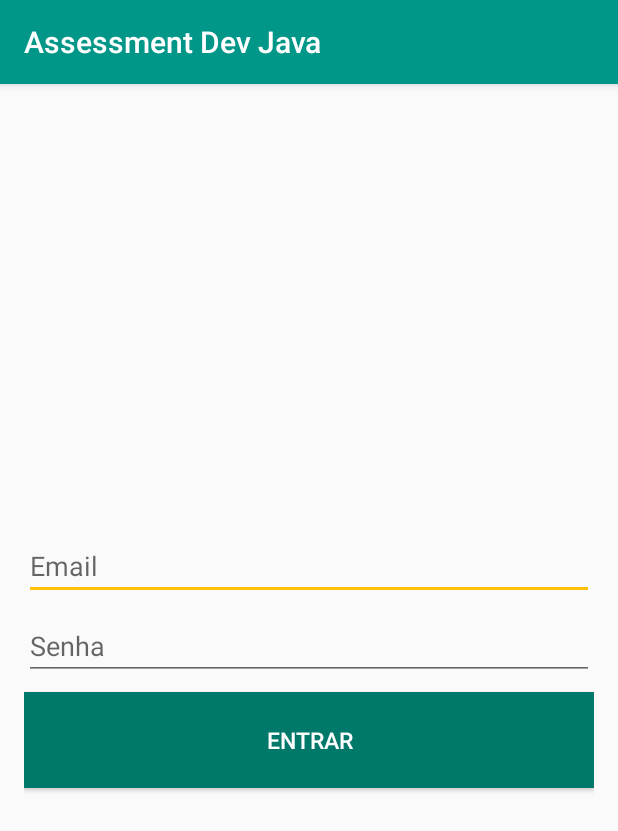
After one commit to soaresdeveloper/AssessmentDevJava, an Android app: the LoginActivity screen opened directly, with no data from a screen before it, on a phone screen of 412 x 824 dp. The commit adds this screen. Shown: the top 831 px of the screen. Run offline under Robolectric (Android 15) with nearby library versions, the phone set to English and light mode, and no system bars.

Commit message:
Adiciona LoginActivity

```diff
--- a/app/src/main/AndroidManifest.xml
+++ b/app/src/main/AndroidManifest.xml
@@ -23,6 +23,7 @@
                 <category android:name="android.intent.category.LAUNCHER" />
             </intent-filter>
         </activity>
+        <activity android:name=".LoginActivity"></activity>
     </application>
 
 </manifest>
--- /dev/null
+++ b/app/src/main/java/br/com/soaresdeveloper/assessmentdevjava/LoginActivity.java
@@ -0,0 +1,13 @@
+package br.com.soaresdeveloper.assessmentdevjava;
+
+import android.support.v7.app.AppCompatActivity;
+import android.os.Bundle;
+
+public class LoginActivity extends AppCompatActivity {
+
+    @Override
+    protected void onCreate(Bundle savedInstanceState) {
+        super.onCreate(savedInstanceState);
+        setContentView(R.layout.activity_login);
+    }
+}
--- /dev/null
+++ b/app/src/main/res/layout/activity_login.xml
@@ -0,0 +1,38 @@
+<?xml version="1.0" encoding="utf-8"?>
+<LinearLayout xmlns:android="http://schemas.android.com/apk/res/android"
+    xmlns:app="http://schemas.android.com/apk/res-auto"
+    xmlns:tools="http://schemas.android.com/tools"
+    android:layout_width="match_parent"
+    android:layout_height="match_parent"
+    android:padding="@dimen/padding_v"
+    android:orientation="vertical"
+    android:gravity="center"
+    tools:context="br.com.soaresdeveloper.assessmentdevjava.LoginActivity">
+
+    <EditText
+        android:id="@+id/mEmail"
+        android:layout_width="match_parent"
+        android:layout_height="wrap_content"
+        android:layout_marginBottom="@dimen/margin_vertical"
+        android:hint="@string/hint_email"
+        android:inputType="textEmailAddress" />
+
+    <EditText
+        android:id="@+id/mSenha"
+        android:layout_width="match_parent"
+        android:layout_height="wrap_content"
+        android:layout_marginBottom="@dimen/margin_vertical"
+        android:hint="@string/hint_senha"
+        android:inputType="textPassword" />
+
+    <Button
+        android:id="@+id/btnEntrar"
+        android:layout_width="match_parent"
+        android:layout_height="@dimen/button_small_height"
+        android:padding="@dimen/padding_btn"
+        android:background="@color/colorPrimaryDark"
+        android:textColor="@color/icons"
+        android:textSize="@dimen/txt_button"
+        android:text="@string/label_entrar"/>
+
+</LinearLayout>
--- a/app/src/main/res/values/dimen.xml
+++ b/app/src/main/res/values/dimen.xml
@@ -1,6 +1,8 @@
 <?xml version="1.0" encoding="utf-8"?>
 <resources>
     <dimen name="margin_vertical">8dp</dimen>
+    <dimen name="padding_v">16dp</dimen>
+    <dimen name="padding_btn">8dp</dimen>
     <dimen name="button_small_height">64dp</dimen>
     <dimen name="txt_button">15sp</dimen>
     <dimen name="txt_title">20sp</dimen>
--- a/app/src/main/res/values/strings.xml
+++ b/app/src/main/res/values/strings.xml
@@ -2,4 +2,8 @@
     <string name="app_name">Assessment Dev Java</string>
     <string name="label_login">LOGIN</string>
     <string name="label_cadastrar">CADASTRE-SE</string>
+    <string name="label_entrar">ENTRAR</string>
+    <string name="hint_email">Email</string>
+    <string name="hint_senha">Senha</string>
+    <string name="hint_consenha">Confirmar Senha</string>
 </resources>
```
